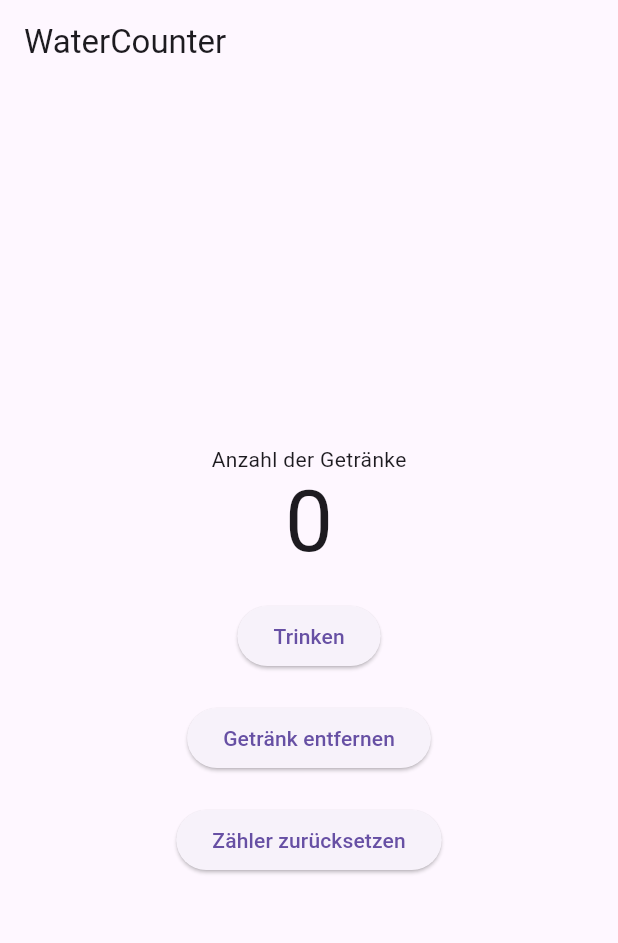
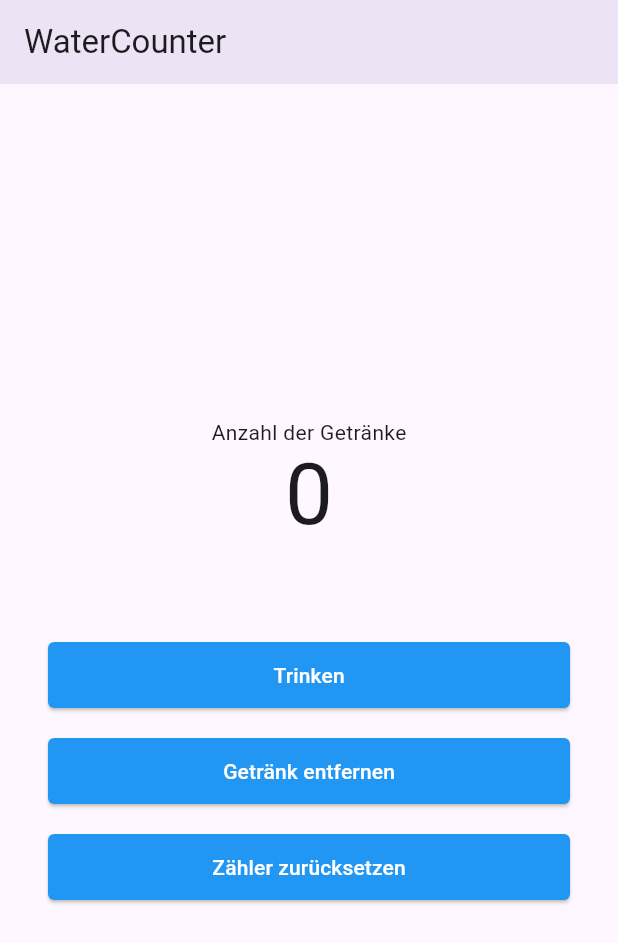
Before and after one commit to Seno91/water_counter, a Flutter app: the screen it shows after launch, on a phone screen of 412 x 824 dp. Shown: the top 943 px of the screen. Run offline on Flutter 3.47's test engine with Material 3 defaults, Android fonts, the phone set to English and light mode, and no system bars; our stand-ins replace shared_preferences.

Commit message:
Made buttons a lot prettier.

```diff
--- a/lib/home_screen.dart
+++ b/lib/home_screen.dart
@@ -58,6 +58,7 @@ class _HomescreenState extends State<Homescreen> {
   Widget build(BuildContext context) {
     return Scaffold(
       appBar: AppBar(
+        elevation: 8.0,
         title: const Text("WaterCounter"),
       ),
       body: Center(
@@ -69,27 +70,28 @@ class _HomescreenState extends State<Homescreen> {
               "$_counter",
               style: Theme.of(context).textTheme.displayLarge,
             ),
-            const SizedBox(height: 20),
-            Column(
+            const SizedBox(height: 64),
+            Padding(
+              padding: const EdgeInsets.symmetric(horizontal: 32.0),
+              child: Column(
                 mainAxisAlignment: MainAxisAlignment.center,
                 children: [
-                ElevatedButton(
+                  WCButton(
                     onPressed: _incrementCounter,
-                  child: const Text("Trinken"),
+                    text: "Trinken",
                   ),
-                const SizedBox(height: 20),
-                ElevatedButton(
+                  const SizedBox(height: 16),
+                  WCButton(
                     onPressed: _decrementCounter,
-                  child: const Text("Getränk entfernen"),
+                    text: "Getränk entfernen",
                   ),
-                const SizedBox(
-                  height: 20,
-                ),
-                ElevatedButton(
+                  const SizedBox(height: 16),
+                  WCButton(
                     onPressed: _resetCounter,
-                  child: const Text("Zähler zurücksetzen"),
+                    text: "Zähler zurücksetzen",
                   )
                 ],
+              ),
             ),
           ],
         ),
@@ -97,3 +99,31 @@ class _HomescreenState extends State<Homescreen> {
     );
   }
 }
+
+class WCButton extends StatelessWidget {
+  const WCButton({super.key, required this.onPressed, required this.text});
+
+  final VoidCallback onPressed;
+  final String text;
+
+  @override
+  Widget build(BuildContext context) {
+    return SizedBox(
+      width: double.infinity,
+      child: ElevatedButton(
+        style: ElevatedButton.styleFrom(
+          backgroundColor: Colors.blue,
+          padding: EdgeInsets.symmetric(horizontal: 24, vertical: 12),
+          shape: RoundedRectangleBorder(
+            borderRadius: BorderRadius.circular(4),
+          ),
+        ),
+        onPressed: onPressed,
+        child: Text(
+          text,
+          style: TextStyle(color: Colors.white),
+        ),
+      ),
+    );
+  }
+}
```
Lines whose indentation alone changed are shown as unchanged.
